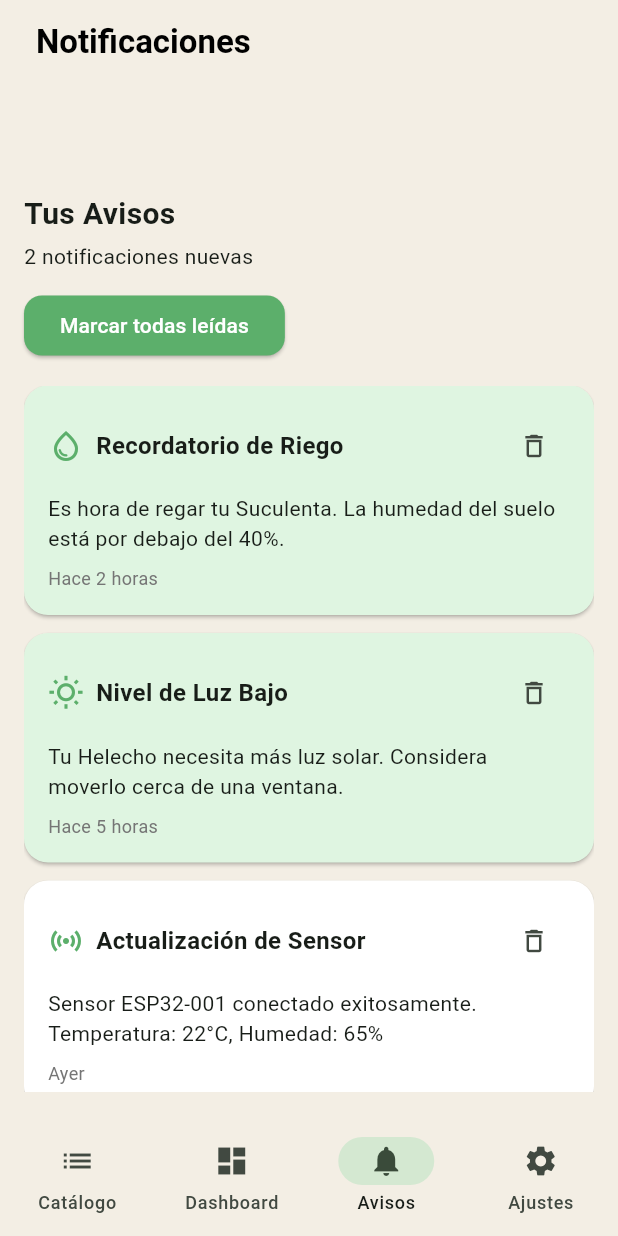
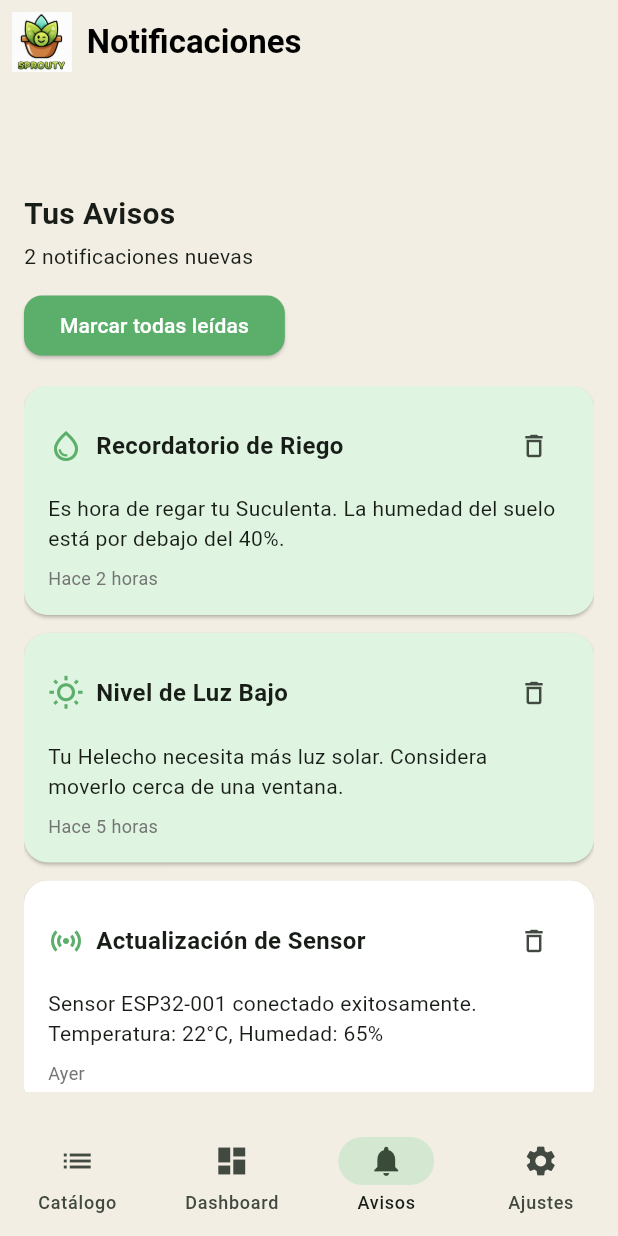
Before and after one commit to Cruzito123/Sprouty, a Flutter app: the screen it shows after launch, on a phone screen of 412 x 824 dp. Run offline on Flutter 3.47's test engine with Material 3 defaults, Android fonts, the phone set to English and light mode, and no system bars.

Commit message:
Con logo

```diff
--- a/lib/screens/pagina_principal.dart
+++ b/lib/screens/pagina_principal.dart
@@ -13,7 +13,7 @@ class PaginaPrincipal extends StatefulWidget {
 }
 
 class _PaginaPrincipalState extends State<PaginaPrincipal> {
-  int _index = 2; // Empezamos en "Avisos" como ejemplo
+  int _index = 2;
 
   final List<String> _titulos = const [
     'Catálogo de Plantas',
@@ -23,10 +23,10 @@ class _PaginaPrincipalState extends State<PaginaPrincipal> {
   ];
 
   final List<Widget> _pantallas = const [
-    PaginaCatalog(), // aquí iría tu "Catálogo"
-    PaginaDashBoard(), // ejemplo para Dashboard
-    PaginaNotifications(), // Avisos
-    PaginaSettings(), // Ajustes (temporal)
+    PaginaCatalog(),
+    PaginaDashBoard(),
+    PaginaNotifications(),
+    PaginaSettings(),
   ];
 
   @override
@@ -36,15 +36,27 @@ class _PaginaPrincipalState extends State<PaginaPrincipal> {
       appBar: AppBar(
         backgroundColor: kFondoCrema,
         elevation: 0,
-        title: Padding(
+        titleSpacing:
+            0, // Esto asegura que el contenido esté pegado a la izquierda
+        title: Row(
+          children: [
+            Padding(
               padding: const EdgeInsets.only(left: 8.0),
-          child: Text(
+              child: Image.asset(
+                'assets/SPROUTY.png',
+                height: 40,
+                fit: BoxFit.contain,
+              ),
+            ),
+            const SizedBox(width: 10),
+            Text(
               _titulos[_index],
               style: const TextStyle(
                 fontWeight: FontWeight.bold,
                 color: Colors.black,
               ),
             ),
+          ],
         ),
       ),
       body: _pantallas[_index],
```
Lines whose indentation alone changed are shown as unchanged.
